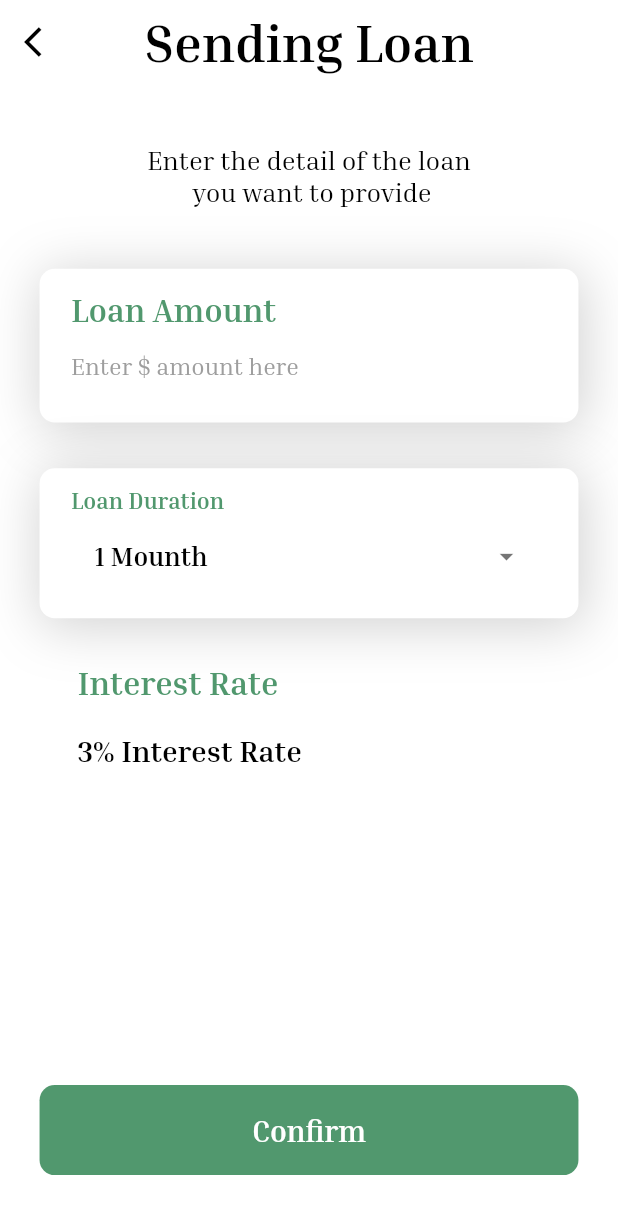
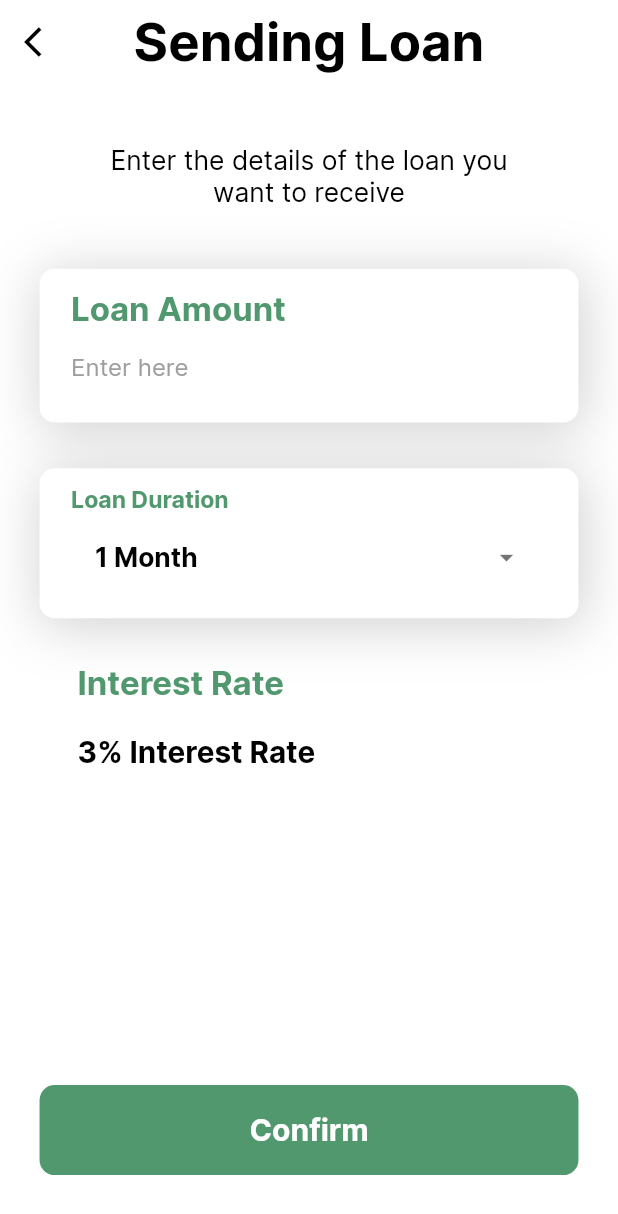
Before and after one commit to Nazakat125/MTP, a Flutter app: the LoanDetail screen opened directly, after a tap on the "arrow forward ios" icon, on a phone screen of 412 x 824 dp. Shown: the top 1214 px of the screen. Run offline on Flutter 3.47's test engine with Material 2 defaults, Android fonts, the phone set to English and light mode, and no system bars; our stand-ins replace flutter_screenutil, get, pinput.

Commit message:
final update

```diff
--- a/lib/Utils/AppText.dart
+++ b/lib/Utils/AppText.dart
@@ -1,6 +1,6 @@
 class AppText{
   static String Sign_Up = 'Sign Up';
-  static String LogIn = 'LogIn';
+  static String LogIn = 'Login';
   static String Enter_your_login_details_to_access_your_account = 'Enter your login details to\naccess your account';
   static String Enter_your_detail_to_ncreate_your_account = 'Enter your detail to\ncreate your account';
   static String Email = 'Email';
@@ -40,7 +40,7 @@ class AppText{
   static String  Payment_info = 'Payment Info';
   static String  Select_Membership = 'Select Membership';
   static String  Membership_Tier_Name = 'Membership Tier Name';
-  static String  Mounth = 'mounth';
+  static String  Mounth = 'month';
   static String  Loan_Amount = 'Loan Amount';
   static String  Amount = 'Amount';
   static String  Dismiss = 'Dismiss';
@@ -48,10 +48,10 @@ class AppText{
   static String  Received = 'Received';
   static String  Send = 'Send';
   static String  Account = 'Account';
-  static String  Avalible_Blance = 'Avalible Blance';
+  static String  Available_Balance = 'Available Balance';
   static String  Transfer_Blance = 'Transfer Blance';
   static String  Persone_Name = 'Person Name';
-  static String  Label_Name = 'Label Name';
+  static String  Label_Name = 'Title Name';
   static String  Add_Money = 'Add  Money';
   static String  ACCESS = 'ACCESS';
   static String  MTP = 'MTP';
@@ -64,16 +64,16 @@ class AppText{
   static String  Sending_Loan = 'Sending Loan';
   static String  Select_Loan_Provider = 'Select Loan Provider';
   static String  Receving_Loan = 'Receving Loan';
-  static String  Loan_Payment = 'Laon Payment';
+  static String  Loan_Payment = 'Loan Payment';
   static String  Co_Signer_Form = 'Co-Signer Form';
-  static String  Mounth_left = '1 mounth left';
-  static String  Mounth_term = '3 mounth term';
+  static String  Mounth_left = '1 month left';
+  static String  Mounth_term = '3 month term';
   static String  Payment_BreakDown = 'Payment BreakDown';
   static String  Amount_left_to_pay = 'Amount left to pay';
   static String  Interset_Rate = '5 % interest rate';
   static String  Lorem_ipsum_dolor_sit = '-   Lorem ipsum dolor sit amet, consectetur';
   static String  Your_credentials_will_never_be_made_accessible_to_this_application = 'Your credentials will never be made accessible to this application';
-  static String  Tranfer_of_your_information_is_encrypted_end_to_end = 'Tranfer of your information is\nencrypted end to end';
+  static String  Tranfer_of_your_information_is_encrypted_end_to_end = 'Transfer of your information is\nencrypted end to end';
   static String  Membership = 'Membership';
   static String  Others = 'Others';
   static String  Confirm_Transfer = 'Confirm Transfer';
--- a/lib/View/LoanDue/ReceivingLoan.dart
+++ b/lib/View/LoanDue/ReceivingLoan.dart
@@ -50,8 +50,7 @@ class _RecevingLoanState extends State<RecevingLoan> {
                 children: [
                   Center(
                     child: CustomText(
-                      text: AppText
-                          .Enter_the_detail_of_the_loan_you_want_to_recevie,
+                      text: 'Enter the details of the loan\nyou want to receive',
                       fontWeight: FontWeight.w500,
                       fontSize: 16.sp,
                       color: AppColor.black,
@@ -64,7 +63,7 @@ class _RecevingLoanState extends State<RecevingLoan> {
                   CustomLabelTextField(
                       controller: recevieLoan,
                       label: AppText.Loan_Amount,
-                      hintText: AppText.Enter_Amount_here),
+                      hintText: AppText.Enter_here),
                   CustomSizeBox(
                     height: 30.h,
                   ),
@@ -101,7 +100,7 @@ class _RecevingLoanState extends State<RecevingLoan> {
                             shape: RoundedRectangleBorder(
                                 side: BorderSide(color: Colors.transparent)),
                             title: CustomText(
-                              text: '1 Mounth',
+                              text: '1 Month',
                               fontWeight: FontWeight.w800,
                               fontSize: 16.sp,
                               color: AppColor.black,
--- a/lib/View/LogIn/LogIn.dart
+++ b/lib/View/LogIn/LogIn.dart
@@ -94,7 +94,7 @@ class _LogInState extends State<LogIn> {
                         Get.to(() => SignUp());
                       },
                       child: CustomText(
-                        text: AppText.Switch_to_SignUp,
+                        text: 'Switch to sign up',
                         fontSize: 20.sp,
                         color: AppColor.black,
                         fontWeight: FontWeight.w500,
--- a/lib/View/PaymentMethod/AddCard.dart
+++ b/lib/View/PaymentMethod/AddCard.dart
@@ -77,8 +77,8 @@ class _AddCardState extends State<AddCard> {
                       CustomLabelTextField(
                         width: 154.w,
                         controller: cvv,
-                        hintText: '###',
-                        label: AppText.CVV,
+                        hintText: AppText.Enter_here,
+                        label: 'Cvv',
                       ),
                     ],
                   ),
--- a/lib/View/Profile/Component/TransferBlance.dart
+++ b/lib/View/Profile/Component/TransferBlance.dart
@@ -27,7 +27,7 @@ class _TransferBlanceState extends State<TransferBlance> {
           children: [
             Center(
               child: CustomText(
-                text: AppText.Transfer_Blance,
+                text: 'Transfer Balance',
                 fontWeight: FontWeight.w700,
                 fontSize: 32.sp,
                 color: AppColor.black,
@@ -37,7 +37,7 @@ class _TransferBlanceState extends State<TransferBlance> {
             Center(
 
               child: CustomText(
-                text: AppText.Enter_the_Amount_of_money_that_you_want_to_transfer,
+                text: 'Enter the amount of money\nthat you want to transfer',
                 fontWeight: FontWeight.w500,
                 fontSize: 16.sp,
                 color: AppColor.black,
--- a/lib/View/SignUp/SignUp.dart
+++ b/lib/View/SignUp/SignUp.dart
@@ -36,7 +36,7 @@ class _SignUpState extends State<SignUp> {
                 ),
                 Center(
                   child: CustomText(
-                    text: AppText.Sign_Up,
+                    text: 'Sign Up',
                     fontWeight: FontWeight.w700,
                     fontSize: 32.sp,
                     color: AppColor.black,
@@ -94,7 +94,7 @@ class _SignUpState extends State<SignUp> {
                     Get.to(()=>LogIn());
                   },
                   child: CustomText(
-                    text: AppText.Switch_to_Login,
+                    text: 'Switch to login',
                     fontSize: 20.sp,
                     color: AppColor.black,
                     fontWeight: FontWeight.w500,
--- a/lib/View/SupleshScreen/SupleshScreen.dart
+++ b/lib/View/SupleshScreen/SupleshScreen.dart
@@ -48,12 +48,14 @@ class _SupleshScreenState extends State<SupleshScreen> {
             text: AppText.ACCESS,
             fontSize: 32.sp,
             fontWeight: FontWeight.w700,
+            fontFamily: 'InriaSerif',
             color: AppColor.darkgreen,
           ),
           CustomText(
             text: AppText.MTP,
             fontSize: 80.sp,
             fontWeight: FontWeight.w700,
+            fontFamily: 'InriaSerif',
             color: AppColor.darkgreen,
           ),
           CustomText(
@@ -61,6 +63,7 @@ class _SupleshScreenState extends State<SupleshScreen> {
             fontSize: 18.sp,
             fontWeight: FontWeight.w400,
             color: AppColor.green10,
+              fontFamily: 'InriaSerif'
           )
         ],
       ),
--- a/lib/View/YourMoney/LoanDetail.dart
+++ b/lib/View/YourMoney/LoanDetail.dart
@@ -193,7 +193,7 @@ class _LoanDetailState extends State<LoanDetail> {
                       crossAxisAlignment: CrossAxisAlignment.start,
                       children: [
                         CustomText(
-                          text: '11:30 PM',
+                          text: '11:30 pm',
                           fontWeight: FontWeight.w400,
                           fontSize: 12.sp,
                           color: AppColor.black,
@@ -228,7 +228,7 @@ class _LoanDetailState extends State<LoanDetail> {
                       crossAxisAlignment: CrossAxisAlignment.start,
                       children: [
                         CustomText(
-                          text: '11:30 PM',
+                          text: '11:30 pm',
                           fontWeight: FontWeight.w400,
                           fontSize: 12.sp,
                           color: AppColor.black,
--- a/lib/View/YourMoney/SendLoan.dart
+++ b/lib/View/YourMoney/SendLoan.dart
@@ -50,8 +50,7 @@ class _SendLoanState extends State<SendLoan> {
                 children: [
                   Center(
                     child: CustomText(
-                      text: AppText
-                          .Enter_the_detail_of_the_loan_you_want_to_provide,
+                      text: 'Enter the details of the loan you\nwant to receive',
                       fontWeight: FontWeight.w400,
                       fontSize: 16.sp,
                       color: AppColor.black,
@@ -64,7 +63,7 @@ class _SendLoanState extends State<SendLoan> {
                   CustomLabelTextField(
                       controller: loanAmount,
                       label: AppText.Loan_Amount,
-                      hintText: AppText.Enter_Amount_here),
+                      hintText: AppText.Enter_here),
                   CustomSizeBox(
                     height: 30.h,
                   ),
@@ -101,7 +100,7 @@ class _SendLoanState extends State<SendLoan> {
                             shape: RoundedRectangleBorder(
                                 side: BorderSide(color: Colors.transparent)),
                             title: CustomText(
-                              text: '1 Mounth',
+                              text: '1 Month',
                               fontWeight: FontWeight.w800,
                               fontSize: 16.sp,
                               color: AppColor.black,
--- a/lib/Widgets/CustomButton.dart
+++ b/lib/Widgets/CustomButton.dart
@@ -36,7 +36,7 @@ class CustomButton extends StatelessWidget {
               fontSize: fontSize,
               fontWeight: FontWeight.w700,
               color: AppColor.white,
-              fontFamily: "InriaSerif"
+              fontFamily: "inter"
             ),
           ),
         ),
--- a/lib/Widgets/CustomEditText.dart
+++ b/lib/Widgets/CustomEditText.dart
@@ -36,7 +36,7 @@ class CustomTextFromField extends StatelessWidget {
               hintText: hintText,
               hintStyle: TextStyle(
                   color: AppColor.gray,
-                fontFamily: "InriaSerif"
+                fontFamily: "inter"
               ),
               suffixIcon:suffixIcon,
               suffix: suffix,
--- a/lib/Widgets/CustomLabelTextField.dart
+++ b/lib/Widgets/CustomLabelTextField.dart
@@ -48,7 +48,7 @@ class CustomLabelTextField extends StatelessWidget {
                   hintText: hintText,
                   hintStyle: TextStyle(
                       color: AppColor.gray,
-                    fontFamily: "InriaSerif"
+                    fontFamily: "inter"
                   ),
                   suffixIcon:suffixIcon
               ),
--- a/lib/Widgets/CustomText.dart
+++ b/lib/Widgets/CustomText.dart
@@ -7,12 +7,14 @@ class CustomText extends StatelessWidget {
       this.textAlign,
       this.fontSize,
       this.color,
+        this.fontFamily = 'inter',
       required this.text});
   String text;
   Color? color;
   double? fontSize;
   FontWeight? fontWeight;
   TextAlign? textAlign;
+  String? fontFamily;
   @override
   Widget build(BuildContext context) {
     return Text(
@@ -21,7 +23,7 @@ class CustomText extends StatelessWidget {
         color: color,
         fontSize: fontSize,
         fontWeight: fontWeight,
-        fontFamily: 'InriaSerif'
+        fontFamily: fontFamily,
       ),
       textAlign: textAlign,
     );
```
Also changed, not shown: lib/View/PaymentMethod/AccessBank.dart (+10 -9 lines), lib/View/Profile/Profile.dart (+5 -5 lines), lib/View/SignUp/TwoStepVarification.dart (+4 -4 lines), pubspec.yaml (+15 -0 lines), assets/Fonts/Inter-Bold.ttf (added), assets/Fonts/Inter-Medium.ttf (added), assets/Fonts/Inter-Regular.ttf (added), pubspec.lock, 24 other files.
